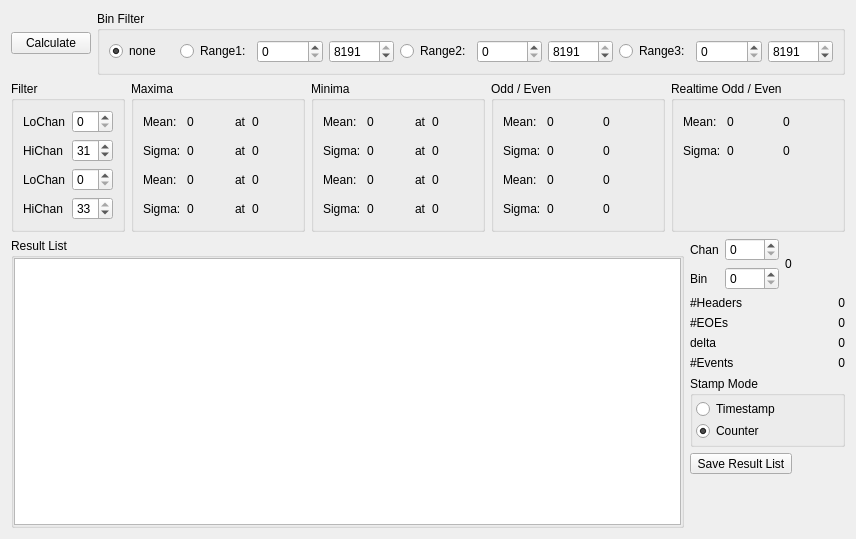
Above: src/mesytec_diagnostics.ui from flueke/mvme before the change. Below: the same form after it.
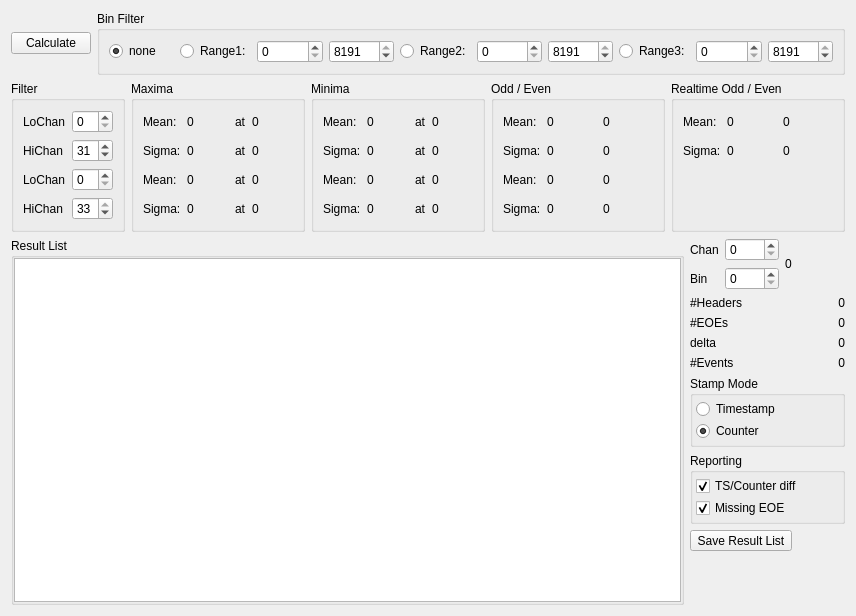
That is the form after the change. Icons and pictures are not drawn.

Commit message: diag: selectable reporting

```diff
--- a/src/mesytec_diagnostics.ui
+++ b/src/mesytec_diagnostics.ui
@@ -7,7 +7,7 @@
     <x>0</x>
     <y>0</y>
     <width>856</width>
-    <height>539</height>
+    <height>616</height>
    </rect>
   </property>
   <property name="windowTitle">
@@ -322,7 +322,7 @@
          </layout>
         </widget>
        </item>
-       <item row="6" column="0" colspan="2">
+       <item row="7" column="0" colspan="2">
         <widget class="QToolButton" name="tb_saveResultList">
          <property name="toolTip">
           <string>Save Result List</string>
@@ -342,6 +342,50 @@
          </property>
         </widget>
        </item>
+       <item row="6" column="0" colspan="2">
+        <widget class="QGroupBox" name="groupBox_3">
+         <property name="title">
+          <string>Reporting</string>
+         </property>
+         <layout class="QGridLayout" name="gridLayout_12">
+          <property name="leftMargin">
+           <number>3</number>
+          </property>
+          <property name="topMargin">
+           <number>3</number>
+          </property>
+          <property name="rightMargin">
+           <number>3</number>
+          </property>
+          <property name="bottomMargin">
+           <number>3</number>
+          </property>
+          <property name="spacing">
+           <number>2</number>
+          </property>
+          <item row="0" column="0">
+           <widget class="QCheckBox" name="cb_reportCounterDiff">
+            <property name="text">
+             <string>TS/Counter diff</string>
+            </property>
+            <property name="checked">
+             <bool>true</bool>
+            </property>
+           </widget>
+          </item>
+          <item row="1" column="0">
+           <widget class="QCheckBox" name="cb_reportMissingEOE">
+            <property name="text">
+             <string>Missing EOE</string>
+            </property>
+            <property name="checked">
+             <bool>true</bool>
+            </property>
+           </widget>
+          </item>
+         </layout>
+        </widget>
+       </item>
       </layout>
      </item>
      <item row="1" column="1">
```
The commit also changes 2 other files.
